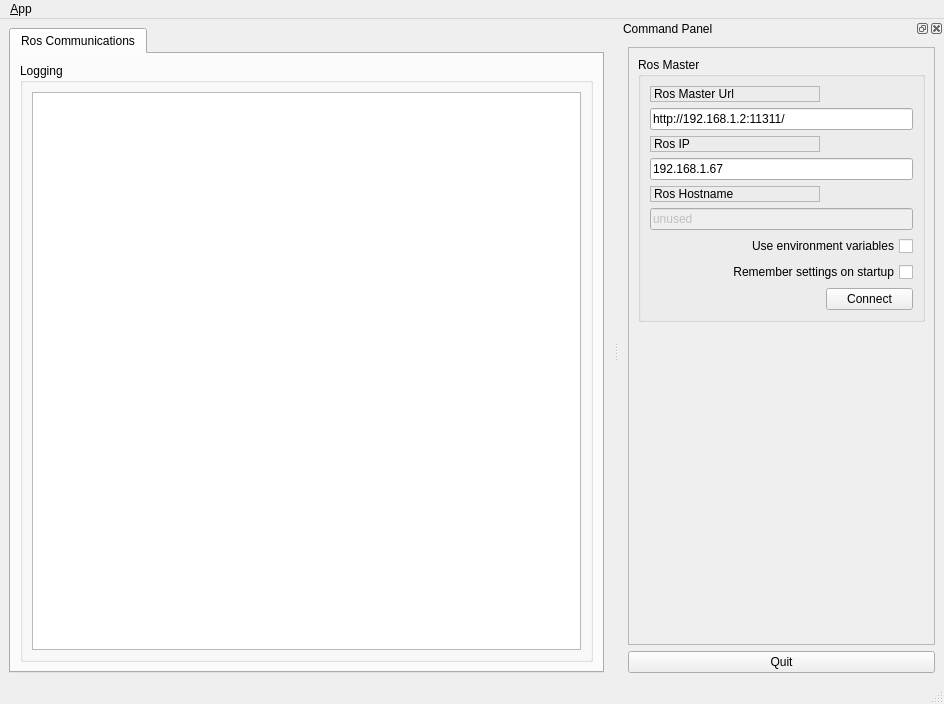
Qt form ui/main_window.ui (AlexKaravaev/rqt_state) before a commit.
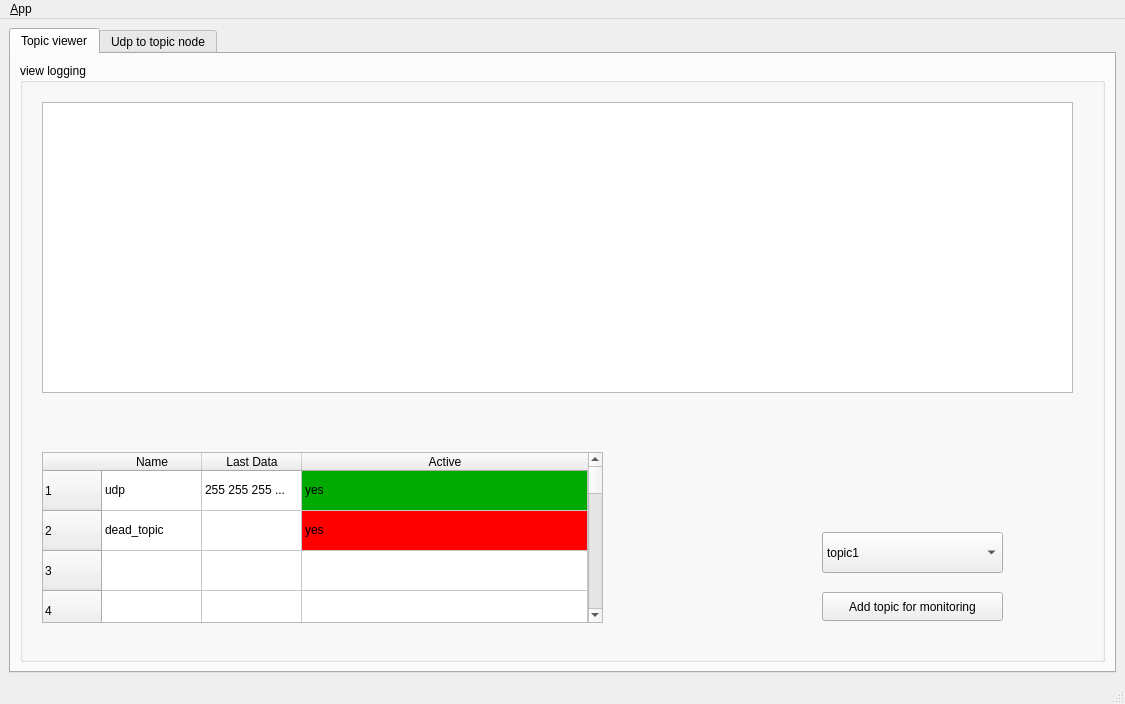
The same form after that commit. Icons and pictures are not drawn.

Commit message: Changed to qt_ros | trying to understand how it works

The edit to the form file:
```diff
--- a/ui/main_window.ui
+++ b/ui/main_window.ui
@@ -6,7 +6,7 @@
    <rect>
     <x>0</x>
     <y>0</y>
-    <width>944</width>
+    <width>1125</width>
     <height>704</height>
    </rect>
   </property>
@@ -24,6 +24,9 @@
    <layout class="QHBoxLayout">
     <item>
      <widget class="QTabWidget" name="tab_manager">
+      <property name="enabled">
+       <bool>true</bool>
+      </property>
       <property name="minimumSize">
        <size>
         <width>100</width>
@@ -38,29 +41,417 @@
       </property>
       <widget class="QWidget" name="tab_status">
        <attribute name="title">
-        <string>Ros Communications</string>
+        <string>Topic viewer</string>
        </attribute>
        <layout class="QVBoxLayout" name="verticalLayout_2">
         <item>
-         <widget class="QGroupBox" name="groupBox_12">
+         <widget class="QGroupBox" name="view_logging">
           <property name="sizePolicy">
-           <sizepolicy hsizetype="MinimumExpanding" vsizetype="Preferred">
+           <sizepolicy hsizetype="Preferred" vsizetype="Preferred">
             <horstretch>0</horstretch>
             <verstretch>0</verstretch>
            </sizepolicy>
           </property>
           <property name="title">
-           <string>Logging</string>
+           <string>view logging</string>
           </property>
           <layout class="QGridLayout" name="gridLayout_3">
-           <item row="0" column="0">
-            <widget class="QListView" name="view_logging"/>
+           <item row="1" column="0">
+            <widget class="QWidget" name="widget_2" native="true">
+             <widget class="QComboBox" name="comboBox">
+              <property name="geometry">
+               <rect>
+                <x>790</x>
+                <y>440</y>
+                <width>181</width>
+                <height>41</height>
+               </rect>
+              </property>
+              <item>
+               <property name="text">
+                <string>topic1</string>
+               </property>
+              </item>
+              <item>
+               <property name="text">
+                <string>topic2</string>
+               </property>
+              </item>
+              <item>
+               <property name="text">
+                <string>topic3</string>
+               </property>
+              </item>
+             </widget>
+             <widget class="QPushButton" name="pushButton">
+              <property name="geometry">
+               <rect>
+                <x>790</x>
+                <y>500</y>
+                <width>181</width>
+                <height>29</height>
+               </rect>
+              </property>
+              <property name="text">
+               <string>Add topic for monitoring</string>
+              </property>
+             </widget>
+             <widget class="QTableWidget" name="tableWidget">
+              <property name="enabled">
+               <bool>true</bool>
+              </property>
+              <property name="geometry">
+               <rect>
+                <x>10</x>
+                <y>360</y>
+                <width>561</width>
+                <height>171</height>
+               </rect>
+              </property>
+              <property name="minimumSize">
+               <size>
+                <width>561</width>
+                <height>0</height>
+               </size>
+              </property>
+              <property name="maximumSize">
+               <size>
+                <width>1059</width>
+                <height>500</height>
+               </size>
+              </property>
+              <property name="showGrid">
+               <bool>true</bool>
+              </property>
+              <property name="gridStyle">
+               <enum>Qt::SolidLine</enum>
+              </property>
+              <property name="sortingEnabled">
+               <bool>false</bool>
+              </property>
+              <attribute name="horizontalHeaderCascadingSectionResizes">
+               <bool>true</bool>
+              </attribute>
+              <attribute name="horizontalHeaderDefaultSectionSize">
+               <number>100</number>
+              </attribute>
+              <attribute name="horizontalHeaderHighlightSections">
+               <bool>true</bool>
+              </attribute>
+              <attribute name="horizontalHeaderMinimumSectionSize">
+               <number>100</number>
+              </attribute>
+              <attribute name="horizontalHeaderShowSortIndicator" stdset="0">
+               <bool>true</bool>
+              </attribute>
+              <attribute name="horizontalHeaderStretchLastSection">
+               <bool>true</bool>
+              </attribute>
+              <attribute name="verticalHeaderCascadingSectionResizes">
+               <bool>true</bool>
+              </attribute>
+              <attribute name="verticalHeaderDefaultSectionSize">
+               <number>40</number>
+              </attribute>
+              <attribute name="verticalHeaderMinimumSectionSize">
+               <number>40</number>
+              </attribute>
+              <attribute name="verticalHeaderShowSortIndicator" stdset="0">
+               <bool>false</bool>
+              </attribute>
+              <attribute name="verticalHeaderStretchLastSection">
+               <bool>false</bool>
+              </attribute>
+              <row>
+               <property name="text">
+                <string>1</string>
+               </property>
+              </row>
+              <row>
+               <property name="text">
+                <string>2</string>
+               </property>
+              </row>
+              <row>
+               <property name="text">
+                <string>3</string>
+               </property>
+              </row>
+              <row>
+               <property name="text">
+                <string>4</string>
+               </property>
+              </row>
+              <row>
+               <property name="text">
+                <string>New Row</string>
+               </property>
+              </row>
+              <row>
+               <property name="text">
+                <string>New Row</string>
+               </property>
+              </row>
+              <row>
+               <property name="text">
+                <string>New Row</string>
+               </property>
+              </row>
+              <row>
+               <property name="text">
+                <string>New Row</string>
+               </property>
+              </row>
+              <row>
+               <property name="text">
+                <string>New Row</string>
+               </property>
+              </row>
+              <row>
+               <property name="text">
+                <string>New Row</string>
+               </property>
+              </row>
+              <row>
+               <property name="text">
+                <string>New Row</string>
+               </property>
+              </row>
+              <row>
+               <property name="text">
+                <string>New Row</string>
+               </property>
+              </row>
+              <row>
+               <property name="text">
+                <string>New Row</string>
+               </property>
+              </row>
+              <row>
+               <property name="text">
+                <string>New Row</string>
+               </property>
+              </row>
+              <row>
+               <property name="text">
+                <string>New Row</string>
+               </property>
+              </row>
+              <row>
+               <property name="text">
+                <string>New Row</string>
+               </property>
+              </row>
+              <row>
+               <property name="text">
+                <string>New Row</string>
+               </property>
+              </row>
+              <row>
+               <property name="text">
+                <string>New Row</string>
+               </property>
+              </row>
+              <column>
+               <property name="text">
+                <string>Name</string>
+               </property>
+              </column>
+              <column>
+               <property name="text">
+                <string>Last Data</string>
+               </property>
+              </column>
+              <column>
+               <property name="text">
+                <string>Active</string>
+               </property>
+              </column>
+              <item row="0" column="0">
+               <property name="text">
+                <string notr="true">udp</string>
+               </property>
+               <property name="flags">
+                <set>ItemIsSelectable|ItemIsUserCheckable|ItemIsEnabled</set>
+               </property>
+              </item>
+              <item row="0" column="1">
+               <property name="text">
+                <string>255 255 255 ...</string>
+               </property>
+              </item>
+              <item row="0" column="2">
+               <property name="text">
+                <string>yes</string>
+               </property>
+               <property name="background">
+                <brush brushstyle="SolidPattern">
+                 <color alpha="255">
+                  <red>0</red>
+                  <green>170</green>
+                  <blue>0</blue>
+                 </color>
+                </brush>
+               </property>
+               <property name="foreground">
+                <brush brushstyle="NoBrush">
+                 <color alpha="255">
+                  <red>0</red>
+                  <green>170</green>
+                  <blue>0</blue>
+                 </color>
+                </brush>
+               </property>
+               <property name="flags">
+                <set>ItemIsSelectable|ItemIsDragEnabled|ItemIsDropEnabled|ItemIsUserCheckable|ItemIsEnabled</set>
+               </property>
+              </item>
+              <item row="1" column="0">
+               <property name="text">
+                <string>dead_topic</string>
+               </property>
+              </item>
+              <item row="1" column="2">
+               <property name="text">
+                <string>yes</string>
+               </property>
+               <property name="background">
+                <brush brushstyle="SolidPattern">
+                 <color alpha="255">
+                  <red>255</red>
+                  <green>0</green>
+                  <blue>0</blue>
+                 </color>
+                </brush>
+               </property>
+               <property name="foreground">
+                <brush brushstyle="NoBrush">
+                 <color alpha="255">
+                  <red>255</red>
+                  <green>0</green>
+                  <blue>0</blue>
+                 </color>
+                </brush>
+               </property>
+              </item>
+             </widget>
+             <widget class="QTableView" name="topic_table">
+              <property name="geometry">
+               <rect>
+                <x>10</x>
+                <y>10</y>
+                <width>1031</width>
+                <height>291</height>
+               </rect>
+              </property>
+             </widget>
+            </widget>
            </item>
           </layout>
          </widget>
         </item>
        </layout>
       </widget>
+      <widget class="QWidget" name="udp_to_topic_node">
+       <attribute name="title">
+        <string>Udp to topic node</string>
+       </attribute>
+       <layout class="QGridLayout" name="gridLayout_2">
+        <item row="0" column="3">
+         <widget class="QGroupBox" name="groupBox_4">
+          <property name="title">
+           <string>Queue statistic</string>
+          </property>
+          <property name="alignment">
+           <set>Qt::AlignCenter</set>
+          </property>
+          <widget class="QTextEdit" name="textEdit_3">
+           <property name="enabled">
+            <bool>true</bool>
+           </property>
+           <property name="geometry">
+            <rect>
+             <x>0</x>
+             <y>60</y>
+             <width>361</width>
+             <height>192</height>
+            </rect>
+           </property>
+           <property name="readOnly">
+            <bool>true</bool>
+           </property>
+          </widget>
+         </widget>
+        </item>
+        <item row="0" column="0">
+         <widget class="QGroupBox" name="groupBox_2">
+          <property name="enabled">
+           <bool>true</bool>
+          </property>
+          <property name="title">
+           <string>Status</string>
+          </property>
+          <property name="alignment">
+           <set>Qt::AlignCenter</set>
+          </property>
+          <widget class="QTextEdit" name="textEdit">
+           <property name="enabled">
+            <bool>true</bool>
+           </property>
+           <property name="geometry">
+            <rect>
+             <x>10</x>
+             <y>60</y>
+             <width>341</width>
+             <height>192</height>
+            </rect>
+           </property>
+           <property name="readOnly">
+            <bool>true</bool>
+           </property>
+          </widget>
+         </widget>
+        </item>
+        <item row="0" column="2">
+         <widget class="QGroupBox" name="groupBox_3">
+          <property name="enabled">
+           <bool>true</bool>
+          </property>
+          <property name="layoutDirection">
+           <enum>Qt::LeftToRight</enum>
+          </property>
+          <property name="autoFillBackground">
+           <bool>false</bool>
+          </property>
+          <property name="title">
+           <string>Received</string>
+          </property>
+          <property name="alignment">
+           <set>Qt::AlignCenter</set>
+          </property>
+          <property name="checkable">
+           <bool>false</bool>
+          </property>
+          <widget class="QTextEdit" name="textEdit_2">
+           <property name="enabled">
+            <bool>true</bool>
+           </property>
+           <property name="geometry">
+            <rect>
+             <x>0</x>
+             <y>60</y>
+             <width>351</width>
+             <height>192</height>
+            </rect>
+           </property>
+           <property name="readOnly">
+            <bool>true</bool>
+           </property>
+          </widget>
+         </widget>
+        </item>
+       </layout>
+      </widget>
      </widget>
     </item>
    </layout>
@@ -70,8 +461,8 @@
     <rect>
      <x>0</x>
      <y>0</y>
-     <width>944</width>
-     <height>21</height>
+     <width>1125</width>
+     <height>22</height>
     </rect>
    </property>
    <widget class="QMenu" name="menu_File">
@@ -88,204 +479,6 @@
    <addaction name="menu_File"/>
   </widget>
   <widget class="QStatusBar" name="statusbar"/>
-  <widget class="QDockWidget" name="dock_status">
-   <property name="sizePolicy">
-    <sizepolicy hsizetype="Minimum" vsizetype="Preferred">
-     <horstretch>0</horstretch>
-     <verstretch>0</verstretch>
-    </sizepolicy>
-   </property>
-   <property name="minimumSize">
-    <size>
-     <width>325</width>
-     <height>368</height>
-    </size>
-   </property>
-   <property name="allowedAreas">
-    <set>Qt::RightDockWidgetArea</set>
-   </property>
-   <property name="windowTitle">
-    <string>Command Panel</string>
-   </property>
-   <attribute name="dockWidgetArea">
-    <number>2</number>
-   </attribute>
-   <widget class="QWidget" name="dockWidgetContents_2">
-    <layout class="QVBoxLayout" name="verticalLayout">
-     <item>
-      <widget class="QFrame" name="frame">
-       <property name="sizePolicy">
-        <sizepolicy hsizetype="Minimum" vsizetype="Preferred">
-         <horstretch>0</horstretch>
-         <verstretch>0</verstretch>
-        </sizepolicy>
-       </property>
-       <property name="frameShape">
-        <enum>QFrame::StyledPanel</enum>
-       </property>
-       <property name="frameShadow">
-        <enum>QFrame::Raised</enum>
-       </property>
-       <layout class="QVBoxLayout" name="verticalLayout_3">
-        <item>
-         <widget class="QGroupBox" name="groupBox">
-          <property name="title">
-           <string>Ros Master</string>
-          </property>
-          <layout class="QGridLayout" name="gridLayout">
-           <item row="0" column="0">
-            <widget class="QLabel" name="label">
-             <property name="frameShape">
-              <enum>QFrame::StyledPanel</enum>
-             </property>
-             <property name="frameShadow">
-              <enum>QFrame::Raised</enum>
-             </property>
-             <property name="text">
-              <string>Ros Master Url</string>
-             </property>
-            </widget>
-           </item>
-           <item row="1" column="0" colspan="2">
-            <widget class="QLineEdit" name="line_edit_master">
-             <property name="text">
-              <string>http://192.168.1.2:11311/</string>
-             </property>
-            </widget>
-           </item>
-           <item row="2" column="0">
-            <widget class="QLabel" name="label_2">
-             <property name="frameShape">
-              <enum>QFrame::StyledPanel</enum>
-             </property>
-             <property name="frameShadow">
-              <enum>QFrame::Raised</enum>
-             </property>
-             <property name="text">
-              <string>Ros IP</string>
-             </property>
-            </widget>
-           </item>
-           <item row="3" column="0" colspan="2">
-            <widget class="QLineEdit" name="line_edit_host">
-             <property name="text">
-              <string>192.168.1.67</string>
-             </property>
-            </widget>
-           </item>
-           <item row="4" column="0">
-            <widget class="QLabel" name="label_3">
-             <property name="frameShape">
-              <enum>QFrame::StyledPanel</enum>
-             </property>
-             <property name="frameShadow">
-              <enum>QFrame::Raised</enum>
-             </property>
-             <property name="text">
-              <string>Ros Hostname</string>
-             </property>
-            </widget>
-           </item>
-           <item row="5" column="0" colspan="2">
-            <widget class="QLineEdit" name="line_edit_topic">
-             <property name="enabled">
-              <bool>false</bool>
-             </property>
-             <property name="text">
-              <string>unused</string>
-             </property>
-            </widget>
-           </item>
-           <item row="6" column="0" colspan="2">
-            <widget class="QCheckBox" name="checkbox_use_environment">
-             <property name="layoutDirection">
-              <enum>Qt::RightToLeft</enum>
-             </property>
-             <property name="text">
-              <string>Use environment variables</string>
-             </property>
-            </widget>
-           </item>
-           <item row="7" column="0" colspan="2">
-            <widget class="QCheckBox" name="checkbox_remember_settings">
-             <property name="layoutDirection">
-              <enum>Qt::RightToLeft</enum>
-             </property>
-             <property name="text">
-              <string>Remember settings on startup</string>
-             </property>
-            </widget>
-           </item>
-           <item row="8" column="0">
-            <spacer name="horizontalSpacer">
-             <property name="orientation">
-              <enum>Qt::Horizontal</enum>
-             </property>
-             <property name="sizeHint" stdset="0">
-              <size>
-               <width>170</width>
-               <height>21</height>
-              </size>
-             </property>
-            </spacer>
-           </item>
-           <item row="8" column="1">
-            <widget class="QPushButton" name="button_connect">
-             <property name="enabled">
-              <bool>true</bool>
-             </property>
-             <property name="sizePolicy">
-              <sizepolicy hsizetype="MinimumExpanding" vsizetype="Fixed">
-               <horstretch>0</horstretch>
-               <verstretch>0</verstretch>
-              </sizepolicy>
-             </property>
-             <property name="toolTip">
-              <string>Set the target to the current joint trajectory state.</string>
-             </property>
-             <property name="statusTip">
-              <string>Clear all waypoints and set the target to the current joint trajectory state.</string>
-             </property>
-             <property name="text">
-              <string>Connect</string>
-             </property>
-            </widget>
-           </item>
-          </layout>
-         </widget>
-        </item>
-        <item>
-         <spacer name="verticalSpacer_3">
-          <property name="orientation">
-           <enum>Qt::Vertical</enum>
-          </property>
-          <property name="sizeHint" stdset="0">
-           <size>
-            <width>20</width>
-            <height>233</height>
-           </size>
-          </property>
-         </spacer>
-        </item>
-       </layout>
-      </widget>
-     </item>
-     <item>
-      <widget class="QPushButton" name="quit_button">
-       <property name="sizePolicy">
-        <sizepolicy hsizetype="MinimumExpanding" vsizetype="Fixed">
-         <horstretch>0</horstretch>
-         <verstretch>0</verstretch>
-        </sizepolicy>
-       </property>
-       <property name="text">
-        <string>Quit</string>
-       </property>
-      </widget>
-     </item>
-    </layout>
-   </widget>
-  </widget>
   <action name="action_Quit">
    <property name="text">
     <string>&amp;Quit</string>
```
Left out of the diff: 22 changed lines with no effect on the pictures. The commit also changes 2 other files.
